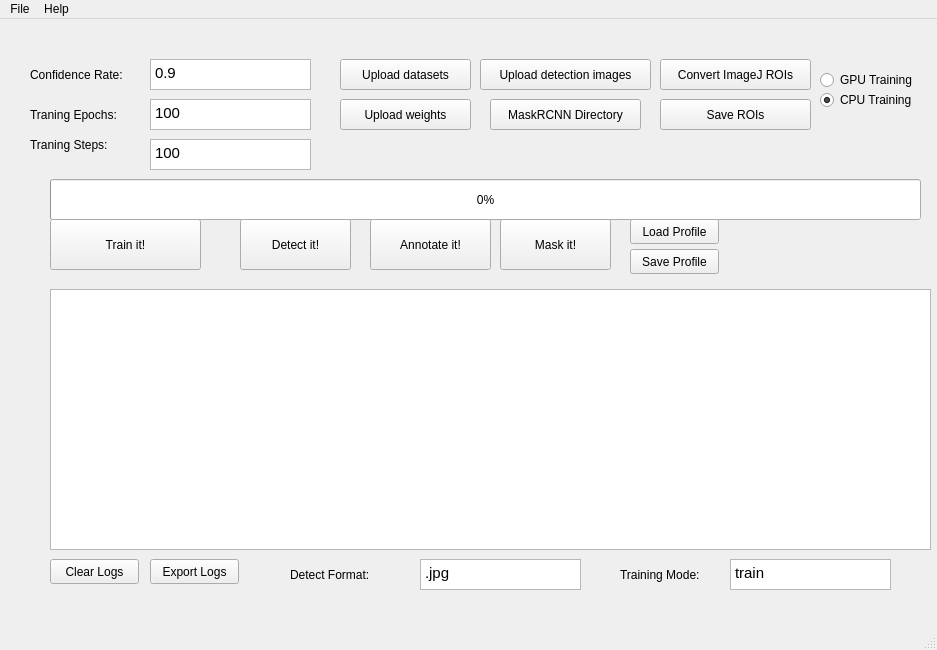
The window that MaskRCNN.ui (min20120907/Cell_RCNN_Qt) describes before a commit, drawn with Qt 5.
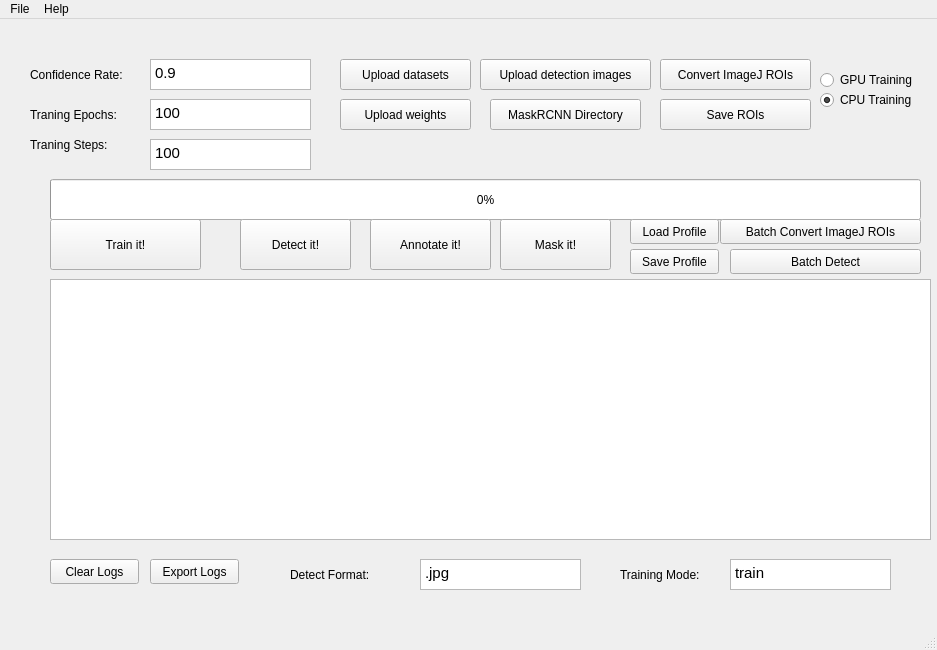
The same window after the commit. Icons and pictures are not drawn.

The edit to the form file:
```diff
--- a/MaskRCNN.ui
+++ b/MaskRCNN.ui
@@ -202,7 +202,7 @@
     <property name="geometry">
      <rect>
       <x>50</x>
-      <y>270</y>
+      <y>260</y>
       <width>881</width>
       <height>261</height>
      </rect>
@@ -402,6 +402,32 @@
 &lt;p style=&quot; margin-top:0px; margin-bottom:0px; margin-left:0px; margin-right:0px; -qt-block-indent:0; text-indent:0px;&quot;&gt;100&lt;/p&gt;&lt;/body&gt;&lt;/html&gt;</string>
     </property>
    </widget>
+   <widget class="QPushButton" name="batch_coco">
+    <property name="geometry">
+     <rect>
+      <x>720</x>
+      <y>200</y>
+      <width>201</width>
+      <height>25</height>
+     </rect>
+    </property>
+    <property name="text">
+     <string>Batch Convert ImageJ ROIs</string>
+    </property>
+   </widget>
+   <widget class="QPushButton" name="batch_detect">
+    <property name="geometry">
+     <rect>
+      <x>730</x>
+      <y>230</y>
+      <width>191</width>
+      <height>25</height>
+     </rect>
+    </property>
+    <property name="text">
+     <string>Batch Detect</string>
+    </property>
+   </widget>
   </widget>
   <widget class="QMenuBar" name="menubar">
    <property name="geometry">
```
Left out of the diff: 2 changed lines with no effect on the pictures.
